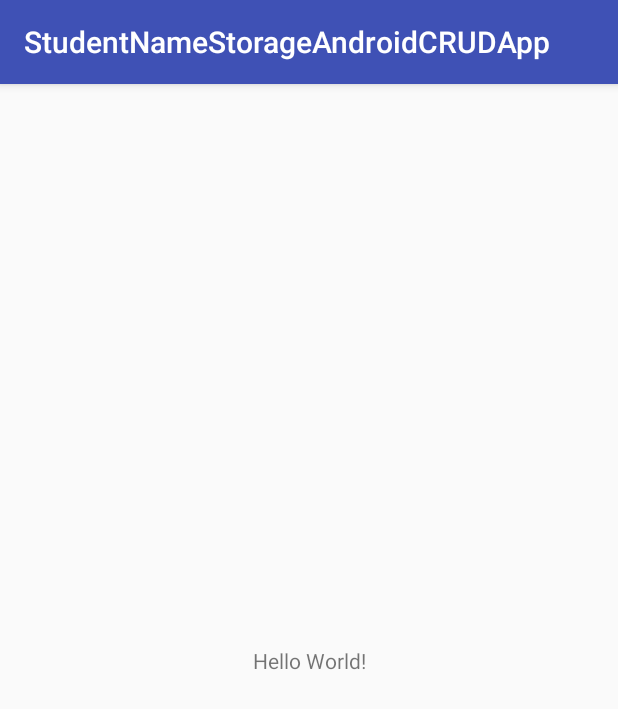
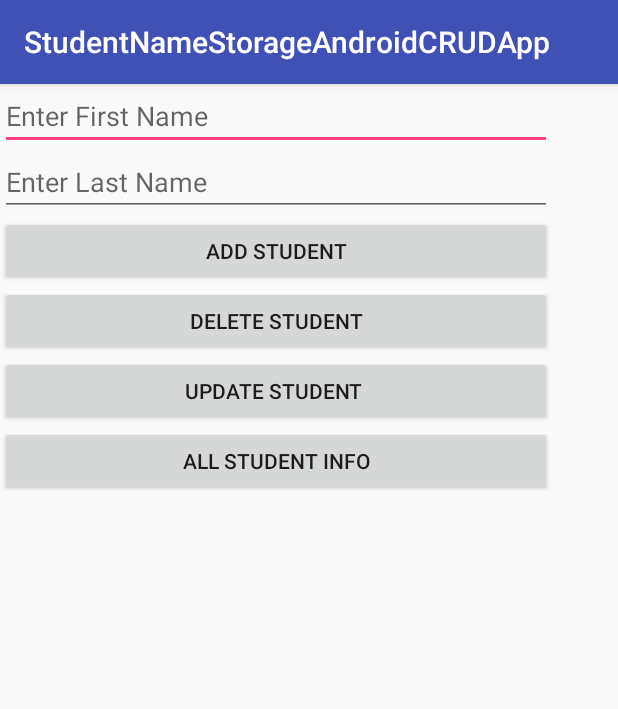
Before and after one commit to 6895mahfuzgit/StudentNameStorageAndroidCRUDApp, an Android app: the screen it shows after launch (MainActivity), on a phone screen of 412 x 824 dp. Shown: the top 709 px of the screen. Run offline under Robolectric (Android 15) with nearby library versions, the phone set to English and light mode, and no system bars.

Commit message:
Added DbController and CRUD operation methods

```diff
--- /dev/null
+++ b/StudentNameStorageAndroidCRUDApp/app/src/main/java/com/game/android/mahfuzcse11/studentnamestorageandroidcrudapp/DbController.java
@@ -0,0 +1,71 @@
+package com.game.android.mahfuzcse11.studentnamestorageandroidcrudapp;
+
+import android.content.ContentValues;
+import android.content.Context;
+import android.database.Cursor;
+import android.database.sqlite.SQLiteDatabase;
+import android.database.sqlite.SQLiteOpenHelper;
+import android.widget.TextView;
+
+/**
+ * Created by MahfuzCSE'11 on 19-Jun-17.
+ */
+
+public class DbController extends SQLiteOpenHelper {
+
+
+    public DbController(Context context, String name, SQLiteDatabase.CursorFactory factory, int version) {
+        super(context, "Test.db", factory, version);
+    }
+
+    @Override
+    public void onCreate(SQLiteDatabase db) {
+
+        db.execSQL("CREATE TABLE STUDENTS(ID INTEGER PRIMARY KEY AUTOINCREMENT,FIRSTNAME TEXT UNIQUE,LASTNAME TEXT UNIQUE);");
+    }
+
+    @Override
+    public void onUpgrade(SQLiteDatabase db, int oldVersion, int newVersion) {
+
+        db.execSQL("DROP TABLE  IF EXISTS  STUDENTS ");
+        onCreate(db);
+
+    }
+
+
+    public void insertStudent(String firstName, String lastName) {
+
+
+        ContentValues contentValues = new ContentValues();
+        contentValues.put("FIRSTNAME", firstName);
+        contentValues.put("LASTNAME", lastName);
+        this.getWritableDatabase().insertOrThrow("STUDENTS", "", contentValues);
+
+    }
+
+
+    public void deleteStudent(String firstName) {
+        this.getWritableDatabase().delete("STUDENTS", "FIRSTNAME= '" + firstName + "' ", null);
+    }
+
+    public void updateStudent(String oldFirstName, String newFirstName) {
+        this.getWritableDatabase().execSQL("UPDATE  STUDENTS SET FIRSTNAME='" + newFirstName + "' WHERE FIRSTNAME='" + oldFirstName + "'");
+    }
+
+    public void listAllStudent(TextView textView) {
+
+        Cursor cursor = this.getReadableDatabase().rawQuery("SELECT * FROM  STUDENTS", null);
+
+
+        textView.setText("");
+        while (cursor.moveToNext()) {
+
+
+            textView.append(cursor.getString(1) + "   " + cursor.getString(2));
+        }
+
+
+    }
+
+
+}
--- a/StudentNameStorageAndroidCRUDApp/app/src/main/res/layout/activity_main.xml
+++ b/StudentNameStorageAndroidCRUDApp/app/src/main/res/layout/activity_main.xml
@@ -6,13 +6,63 @@
     android:layout_height="match_parent"
     tools:context="com.game.android.mahfuzcse11.studentnamestorageandroidcrudapp.MainActivity">
 
-    <TextView
-        android:layout_width="wrap_content"
-        android:layout_height="wrap_content"
-        android:text="Hello World!"
-        app:layout_constraintBottom_toBottomOf="parent"
-        app:layout_constraintLeft_toLeftOf="parent"
-        app:layout_constraintRight_toRightOf="parent"
-        app:layout_constraintTop_toTopOf="parent" />
+    <LinearLayout
+        android:layout_width="368dp"
+        android:layout_height="495dp"
+        android:orientation="vertical"
+        tools:layout_editor_absoluteX="8dp"
+        tools:layout_editor_absoluteY="8dp">
 
+        <EditText
+            android:id="@+id/stFirstName"
+            android:layout_width="match_parent"
+            android:layout_height="wrap_content"
+            android:layout_weight="1"
+            android:ems="10"
+            android:hint="Enter First Name"
+            android:inputType="textPersonName" />
+
+        <EditText
+            android:id="@+id/etLastName"
+            android:layout_width="match_parent"
+            android:layout_height="wrap_content"
+            android:layout_weight="1"
+            android:ems="10"
+            android:hint="Enter Last Name"
+            android:inputType="textPersonName" />
+
+        <Button
+            android:id="@+id/btnAdd"
+            android:layout_width="match_parent"
+            android:layout_height="wrap_content"
+            android:layout_weight="1"
+            android:text="Add Student" />
+
+        <Button
+            android:id="@+id/btnDelete"
+            android:layout_width="match_parent"
+            android:layout_height="wrap_content"
+            android:layout_weight="1"
+            android:text="Delete Student" />
+
+        <Button
+            android:id="@+id/btnUpdate"
+            android:layout_width="match_parent"
+            android:layout_height="wrap_content"
+            android:layout_weight="1"
+            android:text="Update Student " />
+
+        <Button
+            android:id="@+id/btnShowAllSudent"
+            android:layout_width="match_parent"
+            android:layout_height="wrap_content"
+            android:layout_weight="1"
+            android:text="All Student Info" />
+
+        <TextView
+            android:id="@+id/tvAllStudentInfo"
+            android:layout_width="match_parent"
+            android:layout_height="100pt"
+            android:layout_weight="1" />
+    </LinearLayout>
 </android.support.constraint.ConstraintLayout>
```
